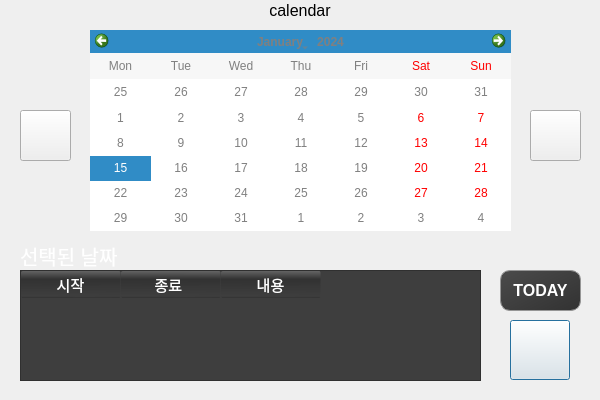
Old version of the form Team_GUI/Main/Task/task_calender_calType_02.ui in the repository Balparang/Embedded_Team1_BackUp.
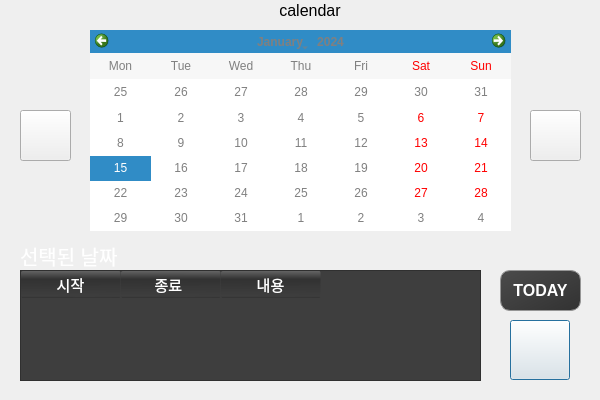
New version of the form.

Diff of the .ui file:
```diff
--- a/Team_GUI/Main/Task/task_calender_calType_02.ui
+++ b/Team_GUI/Main/Task/task_calender_calType_02.ui
@@ -137,7 +137,7 @@
   <widget class="QLabel" name="label_bar">
    <property name="geometry">
     <rect>
-     <x>0</x>
+     <x>10</x>
      <y>0</y>
      <width>600</width>
      <height>21</height>
```
Left out of the diff: 15 changed lines with no effect on the pictures.
